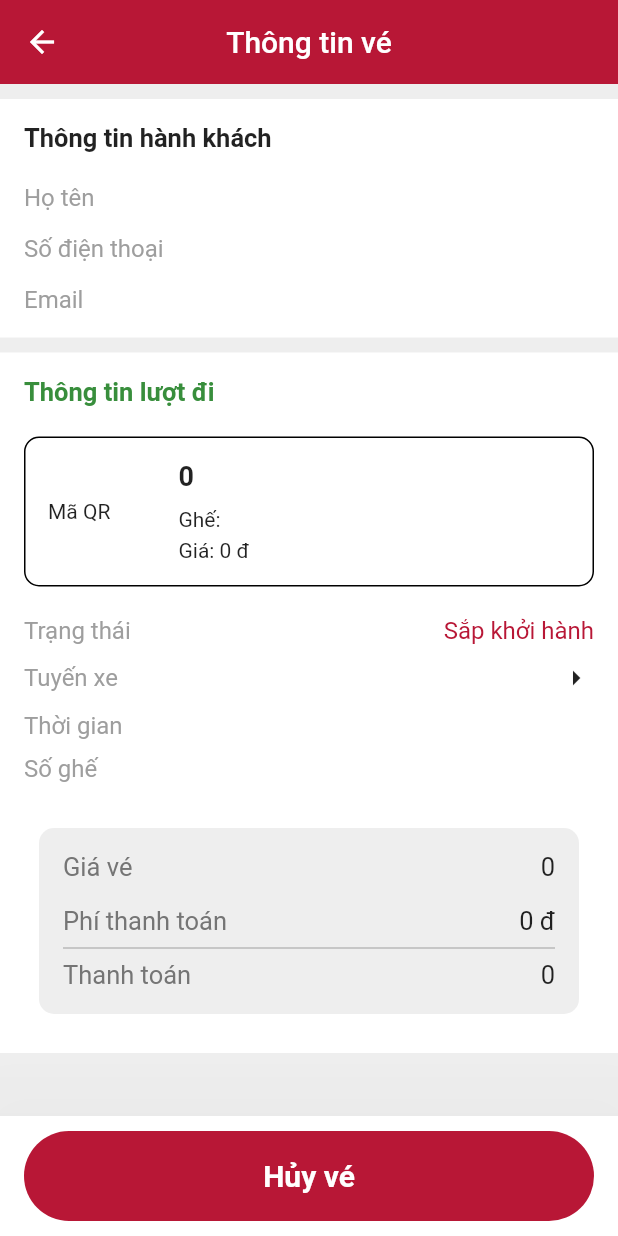
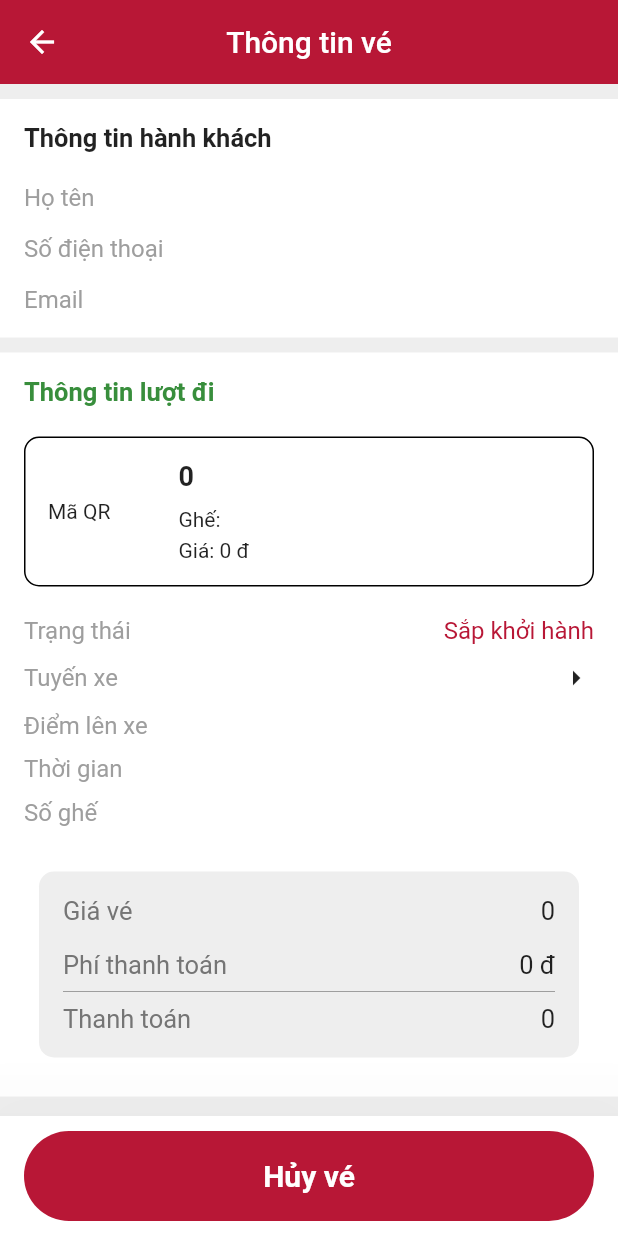
Before and after one commit to TranDangKhoaID/coach_ticket_booking_user, a Flutter app: the DetailTicket screen opened directly with empty values, on a phone screen of 412 x 824 dp. Run offline on Flutter 3.47's test engine with Material 2 defaults, Android fonts, the phone set to English and light mode, and no system bars; our stand-ins replace dotted_line, firebase_auth, firebase_core, firebase_database, flutter_bloc, flutter_easyloading and 3 more; accounts and stored records are empty.

Commit message:
add diem len xe

```diff
--- a/lib/domain/model/booking.dart
+++ b/lib/domain/model/booking.dart
@@ -11,6 +11,7 @@ class Booking {
   final int price;
   final String departureLocation;
   final String destinationLocation;
+  final String departurePoint;
   final String departureDate;
   final String departureTime;
   final int status;
@@ -29,6 +30,7 @@ class Booking {
     required this.price,
     required this.departureLocation,
     required this.destinationLocation,
+    required this.departurePoint,
     required this.departureDate,
     required this.departureTime,
     required this.status,
@@ -50,6 +52,7 @@ class Booking {
       'price': price,
       'departureLocation': departureLocation,
       'destinationLocation': destinationLocation,
+      'departurePoint': departurePoint,
       'departureDate': departureDate,
       'departureTime': departureTime,
       'status': status,
@@ -72,6 +75,7 @@ class Booking {
       price: json['price'],
       departureLocation: json['departureLocation'],
       destinationLocation: json['destinationLocation'],
+      departurePoint: json['departurePoint'],
       departureDate: json['departureDate'],
       departureTime: json['departureTime'],
       status: json['status'],
--- a/lib/presentation/detail_ticket/detail_ticket.dart
+++ b/lib/presentation/detail_ticket/detail_ticket.dart
@@ -1,5 +1,4 @@
 import 'package:flutter/material.dart';
-import 'package:intl/intl.dart';
 import 'package:tdc_coach_user/app/manager/color_manager.dart';
 import 'package:tdc_coach_user/app/storage/app_shared.dart';
 import 'package:tdc_coach_user/domain/model/booking.dart';
@@ -255,6 +254,28 @@ class _DetailTicketState extends State<DetailTicket> {
                     mainAxisAlignment: MainAxisAlignment.spaceBetween,
                     children: [
                       Text(
+                        'Điểm lên xe',
+                        style: TextStyle(
+                          fontSize: 16,
+                          color: Colors.grey,
+                        ),
+                      ),
+                      Text(
+                        widget.booking.departurePoint,
+                        style: TextStyle(
+                          fontSize: 16,
+                          fontWeight: FontWeight.bold,
+                        ),
+                      ),
+                    ],
+                  ),
+                  SizedBox(
+                    height: 10,
+                  ),
+                  Row(
+                    mainAxisAlignment: MainAxisAlignment.spaceBetween,
+                    children: [
+                      Text(
                         'Thời gian',
                         style: TextStyle(
                           fontSize: 16,
--- a/lib/presentation/home_page/controller/home_page_controller.dart
+++ b/lib/presentation/home_page/controller/home_page_controller.dart
@@ -81,5 +81,4 @@ class HomePageController extends GetxController {
       EasyLoading.showError(e.toString());
     }
   }
-  //
 }
--- a/lib/presentation/select_seat/controller/select_seat_controller.dart
+++ b/lib/presentation/select_seat/controller/select_seat_controller.dart
@@ -1,4 +1,3 @@
-import 'package:flutter/material.dart';
 import 'package:get/get.dart';
 import 'package:tdc_coach_user/app/manager/color_manager.dart';
 import 'package:tdc_coach_user/domain/model/seat.dart';
--- a/lib/presentation/tickets_screen/component/ticket_item_widget.dart
+++ b/lib/presentation/tickets_screen/component/ticket_item_widget.dart
@@ -95,7 +95,7 @@ class TicketItem extends StatelessWidget {
                         color: Colors.red,
                       ),
                       Text(
-                        ' ${booking.destinationLocation}',
+                        booking.destinationLocation,
                         style: const TextStyle(
                           fontWeight: FontWeight.bold,
                         ),
--- a/lib/presentation/tickets_screen/controller/ticket_controller.dart
+++ b/lib/presentation/tickets_screen/controller/ticket_controller.dart
@@ -6,6 +6,7 @@ import 'package:tdc_coach_user/app/constants/strings.dart';
 
 class TicketController extends GetxController {
   static TicketController get instance => Get.find();
+  //DatabaseReference db = FirebaseDatabase.instance.ref();
 
   Future<void> cancelTicket(
     DatabaseReference database,
@@ -59,7 +60,6 @@ class TicketController extends GetxController {
           .child(userId)
           .child(tripId)
           .update({'status': 1});
-      EasyLoading.showSuccess('Cập nhật vé!');
     } catch (e) {
       EasyLoading.showError(e.toString());
     }
```
Also changed, not shown: lib/domain/model/top_up.dart (added, +19 -0 lines), lib/presentation/home_page/home_page_screen.dart (+1 -6 lines), lib/presentation/payment_detail_ticket/controller/payment_ticket_controller.dart (+13 -4 lines), lib/presentation/payment_detail_ticket/payment_detail_ticket.dart (+29 -5 lines), lib/presentation/tickets_screen/ticket_depart.dart (+6 -6 lines), lib/presentation/tickets_screen/ticket_history.dart (+25 -14 lines).
